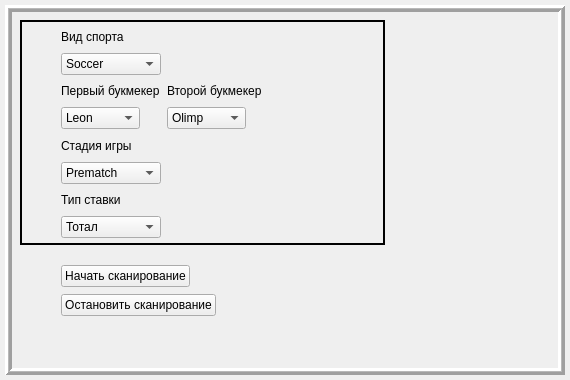
Qt form Client UI/forms/client_app_template.ui (HiddenJang/Xperiment2) before a commit.
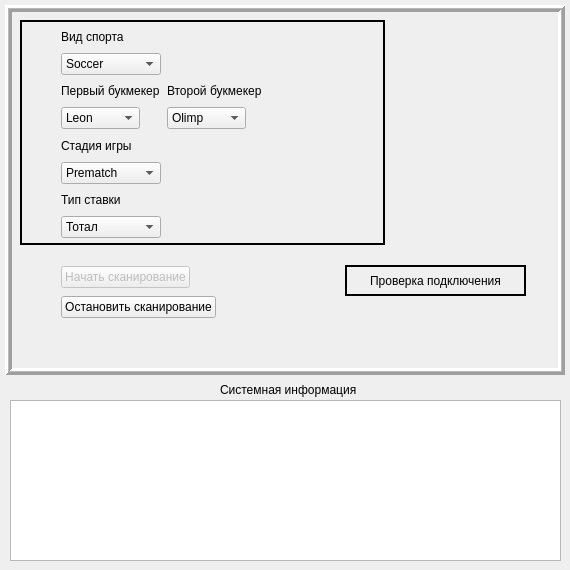
The same form after that commit.

Commit message: client desktop app development

What changed in the file:
```diff
--- a/Client UI/forms/client_app_template.ui
+++ b/Client UI/forms/client_app_template.ui
@@ -7,7 +7,7 @@
     <x>0</x>
     <y>0</y>
     <width>570</width>
-    <height>380</height>
+    <height>570</height>
    </rect>
   </property>
   <property name="sizePolicy">
@@ -19,13 +19,13 @@
   <property name="minimumSize">
    <size>
     <width>570</width>
-    <height>380</height>
+    <height>570</height>
    </size>
   </property>
   <property name="maximumSize">
    <size>
     <width>570</width>
-    <height>380</height>
+    <height>570</height>
    </size>
   </property>
   <property name="windowTitle">
@@ -275,8 +275,8 @@
      <rect>
       <x>31</x>
       <y>258</y>
-      <width>261</width>
-      <height>57</height>
+      <width>273</width>
+      <height>58</height>
      </rect>
     </property>
     <layout class="QGridLayout" name="gridLayout_2" rowstretch="0,0">
@@ -292,14 +292,33 @@
      <property name="verticalSpacing">
       <number>5</number>
      </property>
-     <item row="0" column="2">
-      <spacer name="horizontalSpacer_4">
+     <item row="0" column="1">
+      <widget class="QPushButton" name="pushButton_startScan">
+       <property name="enabled">
+        <bool>false</bool>
+       </property>
+       <property name="sizePolicy">
+        <sizepolicy hsizetype="Fixed" vsizetype="Fixed">
+         <horstretch>0</horstretch>
+         <verstretch>0</verstretch>
+        </sizepolicy>
+       </property>
+       <property name="text">
+        <string>Начать сканирование</string>
+       </property>
+      </widget>
+     </item>
+     <item row="0" column="0">
+      <spacer name="horizontalSpacer_3">
        <property name="orientation">
         <enum>Qt::Horizontal</enum>
        </property>
+       <property name="sizeType">
+        <enum>QSizePolicy::Fixed</enum>
+       </property>
        <property name="sizeHint" stdset="0">
         <size>
-         <width>40</width>
+         <width>25</width>
          <height>20</height>
         </size>
        </property>
@@ -327,37 +346,69 @@
        </property>
       </widget>
      </item>
-     <item row="0" column="0">
-      <spacer name="horizontalSpacer_3">
+     <item row="0" column="2">
+      <spacer name="horizontalSpacer_4">
        <property name="orientation">
         <enum>Qt::Horizontal</enum>
        </property>
-       <property name="sizeType">
-        <enum>QSizePolicy::Fixed</enum>
-       </property>
        <property name="sizeHint" stdset="0">
         <size>
-         <width>25</width>
+         <width>40</width>
          <height>20</height>
         </size>
        </property>
       </spacer>
      </item>
-     <item row="0" column="1">
-      <widget class="QPushButton" name="pushButton_startScan">
-       <property name="sizePolicy">
-        <sizepolicy hsizetype="Fixed" vsizetype="Fixed">
-         <horstretch>0</horstretch>
-         <verstretch>0</verstretch>
-        </sizepolicy>
-       </property>
-       <property name="text">
-        <string>Начать сканирование</string>
-       </property>
-      </widget>
-     </item>
     </layout>
    </widget>
+   <widget class="QLabel" name="label_serverStatus">
+    <property name="geometry">
+     <rect>
+      <x>340</x>
+      <y>260</y>
+      <width>181</width>
+      <height>31</height>
+     </rect>
+    </property>
+    <property name="styleSheet">
+     <string notr="true">border-color: rgb(0, 0, 0);</string>
+    </property>
+    <property name="frameShape">
+     <enum>QFrame::Box</enum>
+    </property>
+    <property name="lineWidth">
+     <number>2</number>
+    </property>
+    <property name="text">
+     <string>Проверка подключения</string>
+    </property>
+    <property name="alignment">
+     <set>Qt::AlignCenter</set>
+    </property>
+   </widget>
+  </widget>
+  <widget class="QListWidget" name="listWidget_diagnostics">
+   <property name="geometry">
+    <rect>
+     <x>10</x>
+     <y>400</y>
+     <width>551</width>
+     <height>161</height>
+    </rect>
+   </property>
+  </widget>
+  <widget class="QLabel" name="label_systemInfo">
+   <property name="geometry">
+    <rect>
+     <x>220</x>
+     <y>380</y>
+     <width>171</width>
+     <height>20</height>
+    </rect>
+   </property>
+   <property name="text">
+    <string>Системная информация</string>
+   </property>
   </widget>
  </widget>
  <resources/>
```
The commit also changes 5 other files.
